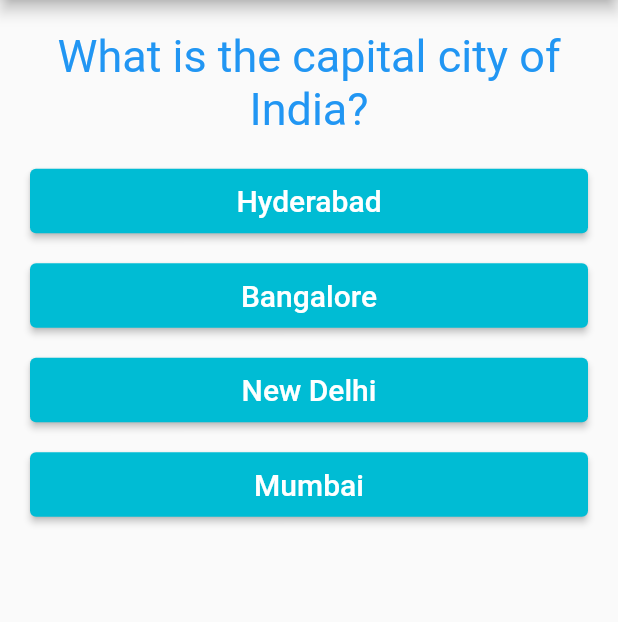
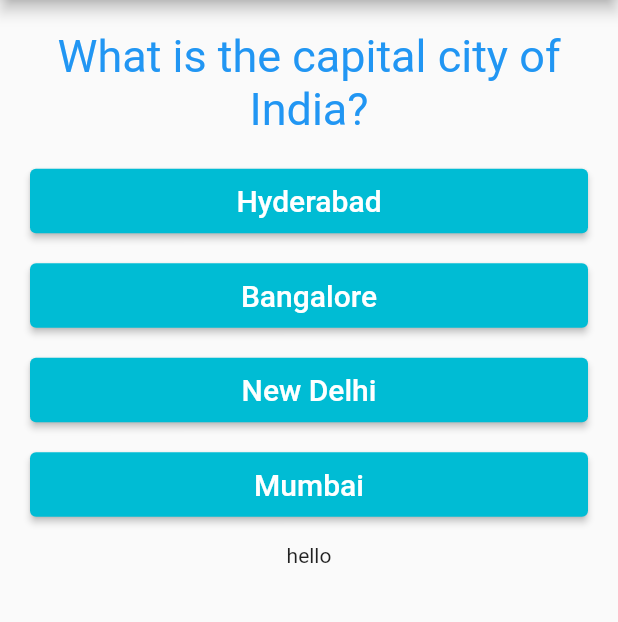
Before and after one commit to tarunsunny3/Flutter-Quiz-App, a Flutter app: the screen it shows after launch, on a phone screen of 412 x 824 dp, the part 84-706 px from its top. Run offline on Flutter 3.47's test engine with Material 2 defaults, Android fonts, the phone set to English and light mode, and no system bars.

```diff
--- a/lib/main.dart
+++ b/lib/main.dart
@@ -77,7 +77,10 @@ class _MyAppState extends State<MyApp> {
         appBar: AppBar(
           title: Text('Quiz App'),
         ),
-        body: _curr < questions.length ? Quiz(questions: questions, currQuestionIndex: _curr, checkAnswer: _checkAnswer) : Result(score: totalScore, playAgain: playAgain),
+        body: Column(children: [
+          (_curr < questions.length ? Quiz(questions: questions, currQuestionIndex: _curr, checkAnswer: _checkAnswer) : Result(score: totalScore, playAgain: playAgain)),
+          (Text("hello")),
+        ]),
       ),
     );
   }
```
